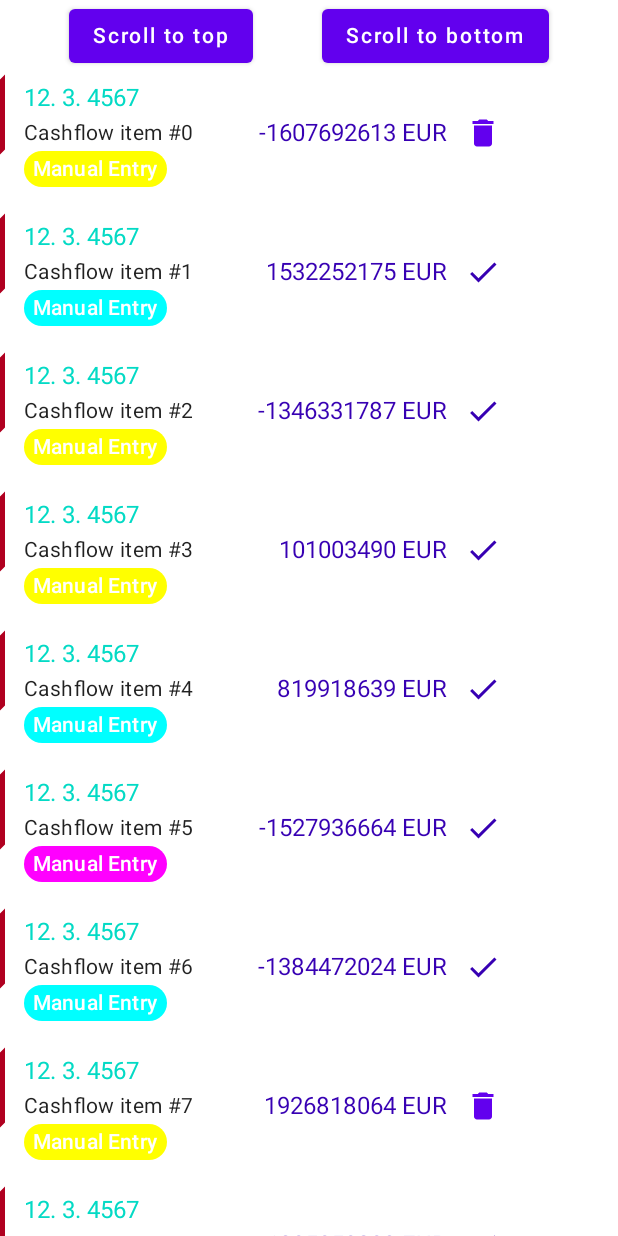
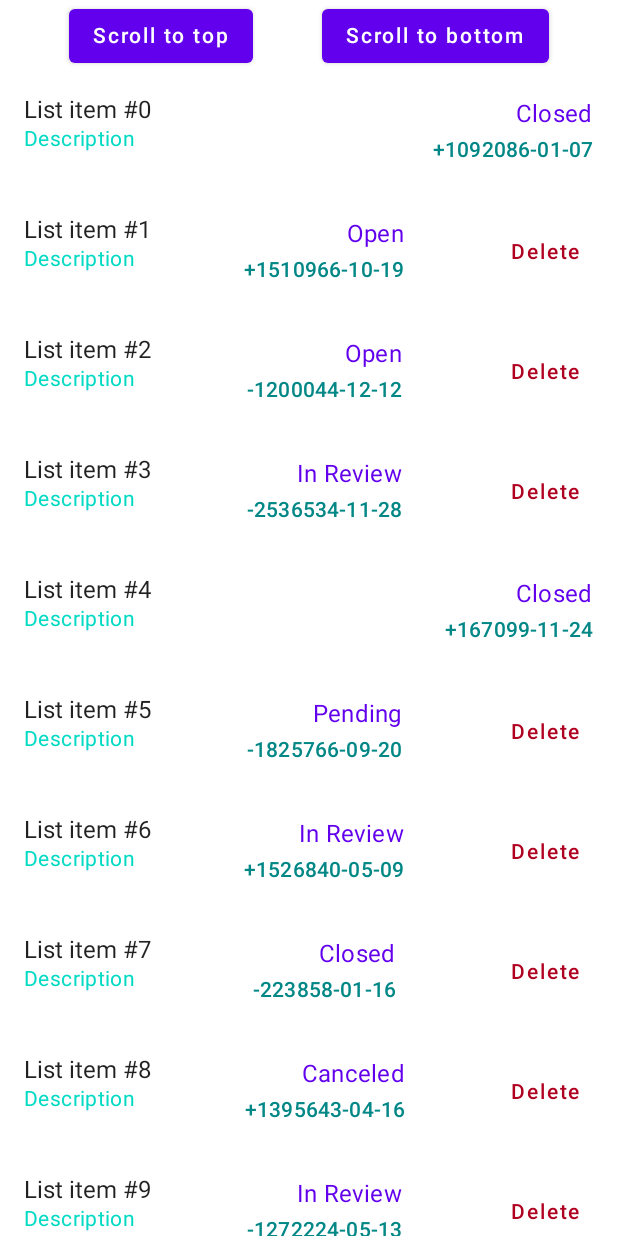
Before and after one commit to haluzpav/LazyColumnStutter, an Android app built with Jetpack Compose: the screen it shows after launch (MainActivity), on a phone screen of 412 x 824 dp. Run offline under Robolectric (Android 15) with nearby library versions, the phone set to English and light mode, and no system bars.

Commit message:
simple item

```diff
--- a/app/src/main/java/com/lazycolumnstutter/Badge.kt
+++ /dev/null
@@ -1,146 +0,0 @@
-package com.lazycolumnstutter
-
-import androidx.compose.foundation.BorderStroke
-import androidx.compose.foundation.layout.Arrangement
-import androidx.compose.foundation.layout.Row
-import androidx.compose.foundation.layout.heightIn
-import androidx.compose.foundation.layout.padding
-import androidx.compose.foundation.layout.size
-import androidx.compose.foundation.layout.sizeIn
-import androidx.compose.foundation.layout.wrapContentSize
-import androidx.compose.foundation.shape.CircleShape
-import androidx.compose.material.Icon
-import androidx.compose.material.MaterialTheme
-import androidx.compose.material.Surface
-import androidx.compose.material.Text
-import androidx.compose.runtime.Composable
-import androidx.compose.ui.Alignment
-import androidx.compose.ui.Modifier
-import androidx.compose.ui.graphics.Color
-import androidx.compose.ui.graphics.painter.Painter
-import androidx.compose.ui.text.TextStyle
-import androidx.compose.ui.text.style.TextOverflow
-import androidx.compose.ui.unit.Dp
-import androidx.compose.ui.unit.dp
-
-sealed interface BadgeStyle {
-    @Composable
-    fun height(): Dp
-    @Composable
-    fun innerPadding(): Dp
-    @Composable
-    fun textStyle(): TextStyle
-    @Composable
-    fun iconSize(): Dp
-
-    object Default : BadgeStyle {
-        @Composable
-        override fun height() = 24.dp
-        @Composable
-        override fun innerPadding() = 8.dp
-        @Composable
-        override fun textStyle() = MaterialTheme.typography.subtitle1
-        @Composable
-        override fun iconSize() = 16.dp
-    }
-
-    object Small : BadgeStyle {
-        @Composable
-        override fun height() = 16.dp
-        @Composable
-        override fun innerPadding() = 6.dp
-        @Composable
-        override fun textStyle() = MaterialTheme.typography.subtitle2
-        @Composable
-        override fun iconSize() = 12.dp
-    }
-}
-
-@Composable
-fun Badge(
-    text: String,
-    color: Color,
-    modifier: Modifier = Modifier,
-    badgeStyle: BadgeStyle = BadgeStyle.Default,
-    iconPainter: Painter? = null,
-    testAutomationId: String? = null,
-) {
-    InternalBadge(
-        text = text,
-        backgroundColor = color,
-        textColor = MaterialTheme.colors.onPrimary,
-        style = badgeStyle,
-        modifier = modifier,
-        iconPainter = iconPainter,
-        testAutomationId = testAutomationId
-    )
-}
-
-@Composable
-fun OutlineBadge(
-    text: String,
-    color: Color,
-    modifier: Modifier = Modifier,
-    badgeStyle: BadgeStyle = BadgeStyle.Default,
-    iconPainter: Painter? = null,
-    testAutomationId: String? = null,
-) {
-    InternalBadge(
-        text = text,
-        textColor = color,
-        style = badgeStyle,
-        modifier = modifier,
-        borderStroke = BorderStroke(1.dp, color),
-        iconPainter = iconPainter,
-        testAutomationId = testAutomationId
-    )
-}
-
-@Composable
-private fun InternalBadge(
-    text: String,
-    backgroundColor: Color = MaterialTheme.colors.primary,
-    textColor: Color,
-    style: BadgeStyle,
-    modifier: Modifier = Modifier,
-    borderStroke: BorderStroke? = null,
-    iconPainter: Painter? = null,
-    testAutomationId: String? = null,
-) {
-    val height = style.height()
-    val useChipShape = text.length > 1 || iconPainter != null
-    Surface(
-        color = backgroundColor,
-        shape = CircleShape,
-        modifier = if (useChipShape) {
-            modifier.heightIn(min = height)
-        } else {
-            modifier.sizeIn(minHeight = height, minWidth = height)
-        },
-        border = borderStroke
-    ) {
-        Row(
-            horizontalArrangement = Arrangement.spacedBy(2.dp),
-            verticalAlignment = Alignment.CenterVertically,
-            modifier = Modifier
-                .wrapContentSize(align = Alignment.Center)
-                .padding(horizontal = style.innerPadding()),
-        ) {
-            if (iconPainter != null) {
-                Icon(
-                    painter = iconPainter,
-                    contentDescription = null,
-                    modifier = Modifier.size(style.iconSize()),
-                    tint = textColor,
-                )
-            }
-            Text(
-                text = text,
-                color = textColor,
-                style = style.textStyle(),
-                maxLines = 1,
-                overflow = TextOverflow.Ellipsis,
-            )
-        }
-    }
-}
--- a/app/src/main/java/com/lazycolumnstutter/ComplexData.kt
+++ /dev/null
@@ -1,22 +0,0 @@
-package com.lazycolumnstutter
-
-import androidx.compose.runtime.Immutable
-
-@Immutable
-data class ComplexData(
-    val id: String,
-    val groupId: String?,
-    val contentDescription: String,
-    val formattedDate: String,
-    val title: String,
-    val amountString: String?,
-    val originalAmountString: String?,
-    val type: String,
-    val typeColor: Long?,
-    val primaryAction: ActionData?,
-    val iconAction: ActionData?,
-    val secondaryActions: List<ActionData>,
-    val showLiquidityWarning: Boolean,
-    val hasVisibilityToggle: Boolean,
-    val isHidden: Boolean,
-)
--- a/app/src/main/java/com/lazycolumnstutter/ForecastItem.kt
+++ /dev/null
@@ -1,316 +0,0 @@
-package com.lazycolumnstutter
-
-import android.annotation.SuppressLint
-import androidx.compose.foundation.Canvas
-import androidx.compose.foundation.clickable
-import androidx.compose.foundation.layout.fillMaxWidth
-import androidx.compose.material.Icon
-import androidx.compose.material.IconButton
-import androidx.compose.material.MaterialTheme
-import androidx.compose.material.Surface
-import androidx.compose.material.Text
-import androidx.compose.material.TextButton
-import androidx.compose.material.icons.Icons
-import androidx.compose.material.icons.filled.Delete
-import androidx.compose.material.icons.filled.Done
-import androidx.compose.runtime.Composable
-import androidx.compose.ui.Modifier
-import androidx.compose.ui.graphics.Color
-import androidx.compose.ui.graphics.Path
-import androidx.compose.ui.graphics.painter.Painter
-import androidx.compose.ui.tooling.preview.Preview
-import androidx.compose.ui.tooling.preview.PreviewParameter
-import androidx.compose.ui.tooling.preview.PreviewParameterProvider
-import androidx.compose.ui.unit.dp
-import androidx.constraintlayout.compose.ConstrainScope
-import androidx.constraintlayout.compose.ConstraintLayout
-import androidx.constraintlayout.compose.Dimension
-import androidx.constraintlayout.compose.Visibility
-import com.lazycolumnstutter.ui.theme.LazyColumnStutterTheme
-import kotlin.math.ceil
-import kotlin.math.roundToInt
-
-@SuppressLint("Range")
-@Suppress("LongMethod")
-@Composable
-fun ComplexItem(
-    data: ComplexData,
-    onClick: (ActionData) -> Unit,
-    modifier: Modifier = Modifier,
-) {
-    ConstraintLayout(
-        modifier = modifier
-            .fillMaxWidth()
-            .clickable { data.primaryAction?.run(onClick) },
-    ) {
-        val (date, title, amount, originalAmount, visibilityToggle, actionButton, type, stripe) = createRefs()
-        val contentAlpha = if (data.isHidden) 0.5f else 1f
-
-        Text(
-            text = data.formattedDate,
-            style = MaterialTheme.typography.body1,
-            color = MaterialTheme.colors.secondary,
-            modifier = Modifier
-                .constrainAs(date) {
-                    start.linkTo(parent.start, margin = 16.dp)
-                    top.linkTo(parent.top, margin = 8.dp)
-                    alpha = contentAlpha
-                },
-        )
-
-        Text(
-            text = data.title,
-            style = MaterialTheme.typography.body2,
-            modifier = Modifier
-                .constrainAs(title) {
-                    width = Dimension.fillToConstraints
-                    start.linkTo(parent.start, margin = 16.dp)
-                    top.linkTo(date.bottom, margin = 4.dp)
-                    end.linkTo(amount.start, margin = 16.dp)
-                    alpha = contentAlpha
-                },
-        )
-
-        Text(
-            text = data.amountString ?: "",
-            style = MaterialTheme.typography.body1,
-            color = MaterialTheme.colors.primaryVariant,
-            modifier = Modifier
-                .constrainAs(amount) {
-                    start.linkTo(title.end)
-                    top.linkTo(title.top)
-                    end.linkTo(visibilityToggle.start, goneMargin = 16.dp)
-                    bottom.linkTo(title.bottom)
-                    isVisible = data.amountString != null && data.iconAction == null
-                    alpha = contentAlpha
-                },
-        )
-
-        Text(
-            text = data.originalAmountString ?: "",
-            style = MaterialTheme.typography.body1,
-            color = MaterialTheme.colors.secondary,
-            modifier = Modifier
-                .constrainAs(originalAmount) {
-                    top.linkTo(amount.bottom, margin = 4.dp)
-                    end.linkTo(amount.end)
-                    isVisible = data.originalAmountString != null && data.iconAction == null
-                    alpha = contentAlpha
-                },
-        )
-
-        IconButton(
-            onClick = { data.iconAction?.run(onClick) },
-            modifier = Modifier
-                .constrainAs(visibilityToggle) {
-                    centerVerticallyTo(title)
-                    start.linkTo(amount.end)
-                    end.linkTo(actionButton.start)
-                    isVisible = data.hasVisibilityToggle
-                },
-        ) {
-            val icon = if (data.isHidden) Icons.Default.Delete else Icons.Default.Done
-            Icon(
-                imageVector = icon,
-                contentDescription = null,
-                tint = if (data.isHidden) MaterialTheme.colors.primary else MaterialTheme.colors.primaryVariant,
-            )
-        }
-
-        TextButton(
-            onClick = { data.iconAction?.run(onClick) },
-            modifier = Modifier
-                .constrainAs(actionButton) {
-                    centerVerticallyTo(title)
-                    start.linkTo(visibilityToggle.end)
-                    end.linkTo(parent.end, margin = 2.dp)
-                    isVisible = data.iconAction != null
-                },
-        ) {
-            Text(text = data.iconAction?.actionLabel ?: "")
-        }
-
-        TypeBadge(
-            text = data.type,
-            iconPainter = null,
-            color = data.typeColor,
-            modifier = Modifier
-                .constrainAs(type) {
-                    width = Dimension.preferredWrapContent
-                    linkTo(
-                        start = parent.start,
-                        end = originalAmount.start,
-                        startMargin = 16.dp,
-                        endMargin = 16.dp,
-                        endGoneMargin = 0.dp,
-                        bias = 0f,
-                    )
-                    top.linkTo(title.bottom, margin = 2.dp)
-                    bottom.linkTo(parent.bottom, margin = 16.dp)
-                    alpha = contentAlpha
-                }
-        )
-
-        Stripe(
-            color = MaterialTheme.colors.error,
-            modifier = Modifier
-                .constrainAs(stripe) {
-                    width = Dimension.value(3.dp)
-                    height = Dimension.fillToConstraints
-                    start.linkTo(parent.start)
-                    top.linkTo(parent.top)
-                    bottom.linkTo(parent.bottom)
-                    isVisible = data.showLiquidityWarning
-                },
-        )
-    }
-}
-
-@Composable
-private fun TypeBadge(
-    text: String,
-    iconPainter: Painter?,
-    color: Long?,
-    modifier: Modifier = Modifier,
-) {
-    if (color == null) {
-        OutlineBadge(
-            text = text,
-            color = MaterialTheme.colors.secondary,
-            badgeStyle = BadgeStyle.Small,
-            modifier = modifier,
-            iconPainter = iconPainter,
-        )
-    } else {
-        Badge(
-            text = text,
-            color = Color(color),
-            badgeStyle = BadgeStyle.Small,
-            modifier = modifier,
-            iconPainter = iconPainter,
-        )
-    }
-}
-
-@Composable
-private fun Stripe(
-    color: Color,
-    modifier: Modifier = Modifier,
-) {
-    Canvas(modifier = modifier) {
-        val (width, height) = size
-        val stripeHeight = 5.dp.toPx()
-        @Suppress("UnnecessaryVariable")
-        val spacing = stripeHeight
-        val elementHeight = stripeHeight + spacing
-        val heightToFill = height + width // bottom-right corner has to be also filled
-        val count = ceil(heightToFill / elementHeight).roundToInt()
-        val path = Path().apply {
-            relativeMoveTo(0f, spacing)
-            repeat(count) {
-                relativeLineTo(width, -width)
-                relativeLineTo(0f, stripeHeight)
-                relativeLineTo(-width, width)
-                close()
-                relativeMoveTo(0f, spacing)
-            }
-        }
-        drawPath(path = path, color = color)
-    }
-}
-
-@Preview
-@Composable
-private fun ComplexItemPreview(
-    @PreviewParameter(ComplexDataPreviewProvider::class) data: ComplexData,
-) {
-    LazyColumnStutterTheme {
-        Surface {
-            ComplexItem(
-                data = data,
-                onClick = {},
-            )
-        }
-    }
-}
-
-@Suppress("StringLiteralDuplication", "MagicNumber")
-internal class ComplexDataPreviewProvider :
-    PreviewParameterProvider<ComplexData> {
-    override val values: Sequence<ComplexData> = sequenceOf(
-        ComplexData(
-            id = "",
-            groupId = null,
-            contentDescription = "",
-            formattedDate = "01.01.2020",
-            title = "VISA Invoice",
-            amountString = "-€ 500.0",
-            originalAmountString = "-\$ 600.0",
-            type = "Totally crazy long explanation why I used carrot color, and all the other stupid things you see",
-            typeColor = 0,
-            primaryAction = null,
-            iconAction = null,
-            secondaryActions = listOf(),
-            showLiquidityWarning = false,
-            hasVisibilityToggle = false,
-            isHidden = false,
-        ),
-        ComplexData(
-            id = "",
-            groupId = null,
-            contentDescription = "",
-            formattedDate = "01.01.2020",
-            title = "VISA Invoice",
-            amountString = "-€ 500.0",
-            originalAmountString = null,
-            type = "CREDIT CARD",
-            typeColor = 0,
-            primaryAction = null,
-            iconAction = null,
-            secondaryActions = listOf(),
-            showLiquidityWarning = false,
-            hasVisibilityToggle = true,
-            isHidden = true,
-        ),
-        ComplexData(
-            id = "",
-            groupId = null,
-            contentDescription = "",
-            formattedDate = "01.01.2020",
-            title = "I wonder what happens when title and amount touch",
-            amountString = "-€ 500,000,000.00",
-            originalAmountString = null,
-            type = "CREDIT CARD",
-            typeColor = null,
-            primaryAction = null,
-            iconAction = null,
-            secondaryActions = listOf(),
-            showLiquidityWarning = true,
-            hasVisibilityToggle = true,
-            isHidden = false,
-        ),
-        ComplexData(
-            id = "",
-            groupId = null,
-            contentDescription = "",
-            formattedDate = "01.01.2020",
-            title = "VISA Invoice",
-            amountString = null,
-            originalAmountString = null,
-            type = "Totally crazy long explanation why I used carrot color, and all the other stupid things you see",
-            typeColor = null,
-            primaryAction = null,
-            iconAction = ActionData(actionLabel = "Set Amount", icon = "icon:note"),
-            secondaryActions = listOf(),
-            showLiquidityWarning = false,
-            hasVisibilityToggle = false,
-            isHidden = false,
-        ),
-    )
-}
-
-var ConstrainScope.isVisible: Boolean
-    get() = visibility == Visibility.Visible
-    set(value) {
-        visibility = if (value) Visibility.Visible else Visibility.Gone
-    }
--- a/app/src/main/java/com/lazycolumnstutter/MainActivity.kt
+++ b/app/src/main/java/com/lazycolumnstutter/MainActivity.kt
@@ -56,7 +56,6 @@ fun MyList() {
             )
         }
     }
-    val cashflowItems = remember { List(10_000) { SampleData.ComplexData(index = it) } }
     val state = rememberLazyListState()
     val coroutineScope = rememberCoroutineScope()
 
@@ -85,31 +84,15 @@ fun MyList() {
                 }
             }
 
-            // LazyColumn(
-            //     state = state,
-            //     modifier = Modifier
-            //         .fillMaxSize()
-            // ) {
-            //     items(myItems, key = { it.id }) {
-            //         Item(
-            //             itemData = it,
-            //             onClick = { Log.d("ITEM", "clicked $it") },
-            //         )
-            //     }
-            // }
-
             LazyColumn(
                 state = state,
                 modifier = Modifier
                     .fillMaxSize()
             ) {
-                items(
-                    items = cashflowItems,
-                    key = ComplexData::id,
-                ) {
-                    ComplexItem(
-                        data = it,
-                        onClick = {},
+                items(myItems, key = { it.id }) {
+                    Item(
+                        itemData = it,
+                        onClick = { Log.d("ITEM", "clicked $it") },
                     )
                 }
             }
--- a/app/src/main/java/com/lazycolumnstutter/SampleData.kt
+++ /dev/null
@@ -1,28 +0,0 @@
-package com.lazycolumnstutter
-
-import java.util.UUID
-import kotlin.random.Random
-
-internal object SampleData {
-
-    fun ComplexData(index: Int = 0): ComplexData {
-        val hasVisibilityToggle = Random.nextBoolean()
-        return ComplexData(
-            id = UUID.randomUUID().toString(),
-            groupId = null,
-            contentDescription = "",
-            formattedDate = "12. 3. 4567",
-            title = "Cashflow item #$index",
-            amountString = "${Random.nextInt()} EUR",
-            originalAmountString = null,
-            type = "Manual Entry",
-            typeColor = listOf(0xffff00ff, 0xffffff00, 0xff00ffff).random(),
-            primaryAction = null,
-            iconAction = null,
-            secondaryActions = listOf(),
-            showLiquidityWarning = Random.nextBoolean(),
-            hasVisibilityToggle = hasVisibilityToggle,
-            isHidden = hasVisibilityToggle && Random.nextBoolean(),
-        )
-    }
-}
```
Also changed, not shown: app/src/main/java/com/lazycolumnstutter/ActionData.kt (deleted, +0 -9 lines).
